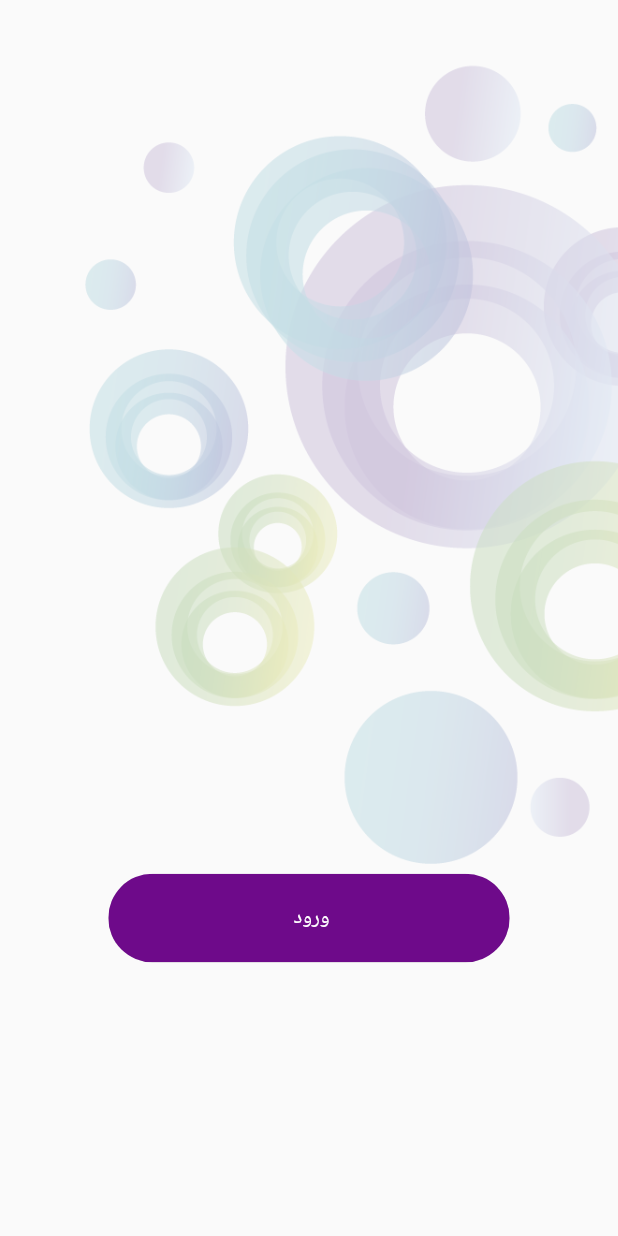
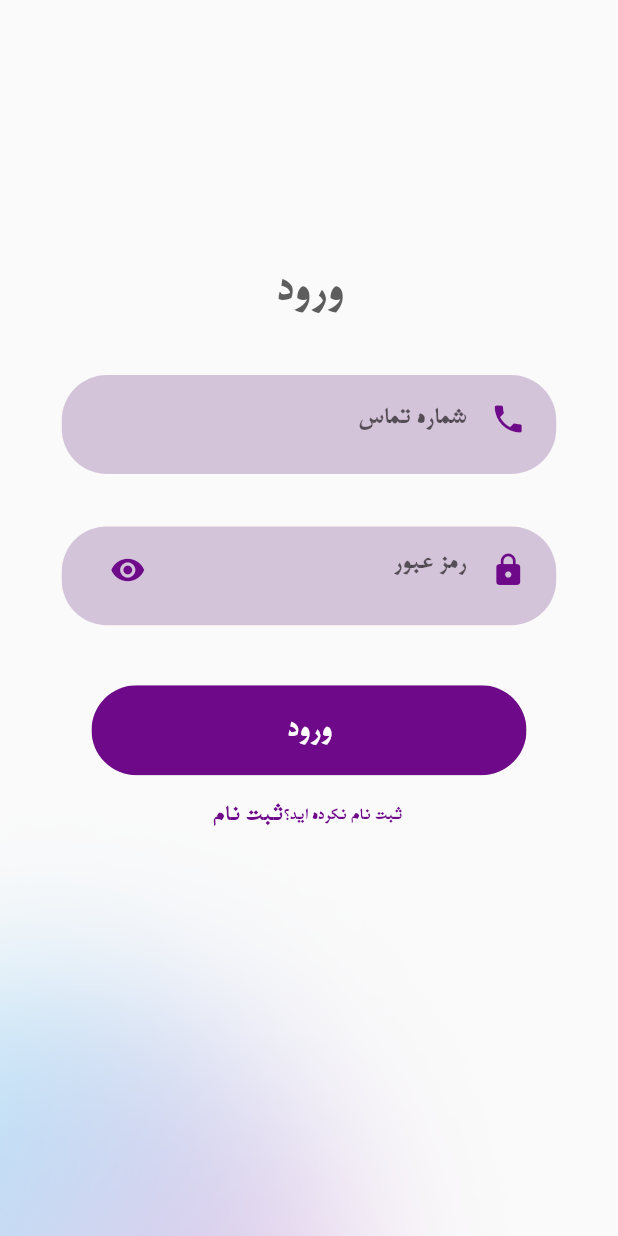
Before and after one commit to RozhanMk/NamaKala, a Flutter app: the screen it shows after launch, after a tap on "ورود", on a phone screen of 412 x 824 dp. Run offline on Flutter 3.47's test engine with Material 2 defaults, Android fonts, the phone set to English and light mode, and no system bars.

Commit message:
added login page

```diff
--- /dev/null
+++ b/lib/pages/Login/loginScreen.dart
@@ -0,0 +1,152 @@
+import 'package:flutter/cupertino.dart';
+import 'package:flutter/material.dart';
+
+import '../Welcome/Body.dart';
+
+class loginScreen extends StatelessWidget {
+  @override
+  Widget build(BuildContext context) {
+    Size size = MediaQuery.of(context).size;
+    return Scaffold(
+      body: Container(
+        height: size.height,
+        width: double.infinity,
+        child:Stack(
+          alignment: Alignment.center,
+          children: <Widget>[
+            Positioned(
+              bottom:0,
+              left:0,
+              child: Image.asset(
+                "assets/images/loginHaze.png",
+                color: Colors.white.withOpacity(0.3),
+                colorBlendMode: BlendMode.modulate,
+                //width:size.width,
+              ),
+            ),
+            Column(
+              //mainAxisAlignment: MainAxisAlignment.center,
+              children: <Widget>[
+                SizedBox(
+                  height: 180,
+                ),
+                Text(
+                  "ورود",
+                  style: TextStyle(
+                    fontWeight: FontWeight.bold,
+                    fontFamily: "A Mitra 05",
+                    fontSize: 30,
+                  ),
+                ),
+              ],
+            ),
+            Column(
+              children:<Widget>[
+                SizedBox(
+                  height: 240,
+                ),
+               Directionality(
+                textDirection: TextDirection.rtl,
+                child: Container(
+                  margin: EdgeInsets.symmetric(vertical: 10),
+                  padding: EdgeInsets.symmetric(horizontal: 20, vertical: 5),
+                  height: size.height*0.08,
+                  width: size.width * 0.8,
+
+                  decoration: BoxDecoration(
+                    color: Color.fromARGB(255, 212, 196, 218),
+                    borderRadius: BorderRadius.circular(30),
+                  ),
+                  child: TextField(
+                    style: TextStyle(fontFamily: "A Mitra 05"),
+                    decoration: InputDecoration(
+                      icon: Icon(Icons.phone , color:Color.fromRGBO(110, 10, 138, 1)),
+                      hintText: "شماره تماس",
+                      hintStyle: TextStyle( fontFamily: "A Mitra 05"),
+                      border: InputBorder.none,
+                    ),
+                  ),
+                ),
+              ),
+                SizedBox(
+                  height: 15,
+                ),
+            Directionality(
+              textDirection: TextDirection.rtl,
+              child: Container(
+                margin: EdgeInsets.symmetric(vertical: 10),
+                padding: EdgeInsets.symmetric(horizontal: 20, vertical: 5),
+                height: size.height*0.08,
+                width: size.width * 0.8,
+
+                decoration: BoxDecoration(
+                  color: Color.fromARGB(255, 212, 196, 218),
+                  borderRadius: BorderRadius.circular(30),
+                ),
+                child: TextField(
+                  obscureText: true,
+                  style: TextStyle(fontFamily: "A Mitra 05"),
+                  decoration: InputDecoration(
+                    icon: Icon(Icons.lock , color:Color.fromRGBO(110, 10, 138, 1)),
+                    suffixIcon: Icon(
+                      Icons.visibility,
+                      color: Color.fromRGBO(110, 10, 138, 1),
+                    ),
+                    hintText: "رمز عبور",
+                    hintStyle: TextStyle( fontFamily: "A Mitra 05"),
+                    border: InputBorder.none,
+                  ),
+                ),
+              ),
+            ),
+
+              SizedBox(
+                height: 30,
+              ),
+              Container(
+              child: RoundedButton(
+                color: Color.fromRGBO(110, 10, 138, 1),
+                text: "ورود",
+                textColor: Colors.white,
+                press : (){},
+              ),
+            ),
+            SizedBox(
+                height: 20,
+              ),
+            Row(
+              mainAxisAlignment: MainAxisAlignment.center,
+              children:<Widget>[
+
+                GestureDetector(
+                  onTap: (){},
+                  child: Text(
+                    "ثبت نام",
+                    style: TextStyle(
+                      color: Color.fromRGBO(110, 10, 138, 1),
+                      fontFamily: "A Mitra 05",
+                      fontSize: 15,
+                      fontWeight: FontWeight.bold,
+                    )
+                  ),
+                ),
+                Text(
+                  "ثبت نام نکرده اید؟ ",
+                  style: TextStyle(
+                    color: Color.fromRGBO(110, 10, 138, 1),
+                    fontFamily: "A Mitra 05",
+                    fontSize: 11,
+                  ),
+                ),
+              ],
+            ),
+              ],
+            ),
+
+
+          ],
+        ),
+      ),
+    );
+  }
+}
--- /dev/null
+++ b/lib/pages/Signup/signupScreen.dart
@@ -0,0 +1,12 @@
+import 'package:flutter/cupertino.dart';
+import 'package:flutter/material.dart';
+
+import '../Welcome/Body.dart';
+
+class loginScreen extends StatelessWidget {
+  @override
+  Widget build(BuildContext context) {
+    Size size = MediaQuery.of(context).size;
+    return Scaffold();
+  }
+}
--- a/lib/pages/Welcome/Body.dart
+++ b/lib/pages/Welcome/Body.dart
@@ -1,38 +1,77 @@
-
-
 import 'package:flutter/material.dart';
-
+import 'package:example/pages/Login/loginScreen.dart';
 class Body extends StatelessWidget {
   @override
   Widget build(BuildContext context) {
     Size size = MediaQuery.of(context).size;
     return Background(
-      child: Column(
-        mainAxisAlignment: MainAxisAlignment.center,
-        children: <Widget>[
+      child: IntrinsicWidth(
+        child: Column(
+          crossAxisAlignment: CrossAxisAlignment.stretch,
+          mainAxisAlignment: MainAxisAlignment.center,
+          children: <Widget>[
             SizedBox(
               height: 400,
             ),
             Container(
-              child: ClipRRect(
-                borderRadius: BorderRadius.circular(30),
-                child: ElevatedButton(
-                  onPressed: () {},
-                  child: Text(
-                    " ورود",
-                    style: TextStyle(color: Colors.white),
-                  ),
-                  style: ElevatedButton.styleFrom(
-                  primary: Color.fromRGBO(110, 10, 138,1),
-                  padding: EdgeInsets.symmetric(horizontal: 120, vertical: 20),
-                )
-              )
-            )
-          )
-        ],
+              child: RoundedButton(
+                color: Color.fromRGBO(110, 10, 138, 1),
+                text: "ورود",
+                textColor: Colors.white,
+                press : () {Navigator.push(
+                context , MaterialPageRoute(builder: (context)
+                {return loginScreen();},),);},
+              ),
+            ),
+            SizedBox(
+              height: 20,
+            ),
+            Container(
+              child: RoundedButton(
+                color: Color.fromARGB(255, 212, 196, 218),
+                text: "ثبت نام",
+                textColor: Colors.black,
+                press : () {},
+              ),
+            ),
+          ],
+        ),
       ),
       size: size,
     );
+  }
+}
+
+class RoundedButton extends StatelessWidget {
+  final String text;
+  final Color color;
+  final Color textColor;
+  final VoidCallback? press;
+  const RoundedButton(
+      {Key? key,
+      required this.color,
+      required this.text,
+      required this.textColor, required this.press})
+      : super(key: key);
+
+  @override
+  Widget build(BuildContext context) {
+    return ClipRRect(
+        borderRadius: BorderRadius.circular(30),
+        child: ElevatedButton(
+            onPressed: press,
+            child: Text(
+              this.text,
+              style: TextStyle(
+                  color: this.textColor,
+                  fontFamily: "A Mitra 05",
+                  fontSize: 20,
+                  fontWeight: FontWeight.bold),
+            ),
+            style: ElevatedButton.styleFrom(
+              primary: this.color,
+              padding: EdgeInsets.symmetric(horizontal: 130, vertical: 20),
+            )));
   }
 }
 
@@ -44,7 +83,6 @@ class Background extends StatelessWidget {
     required this.child,
     required this.size,
   }) : super(key: key);
-
 
   @override
   Widget build(BuildContext context) {
```
Also changed, not shown: assets/images/circle.png (added), assets/images/loginHaze.png (added), 1 other file.
